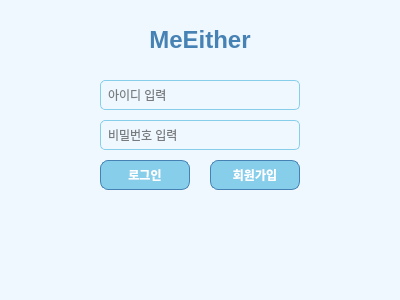
Above: LoginWindow.ui from YooSungSoo/MeEither before the change. Below: the same form after it.
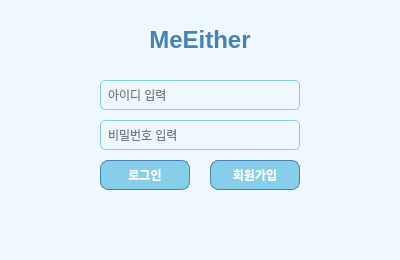
That is the form after the change.

Diff of the .ui file:
```diff
--- a/LoginWindow.ui
+++ b/LoginWindow.ui
@@ -7,7 +7,7 @@
     <x>0</x>
     <y>0</y>
     <width>400</width>
-    <height>300</height>
+    <height>260</height>
    </rect>
   </property>
   <property name="windowTitle">
```
Left out of the diff: 12 changed lines with no effect on the pictures.
